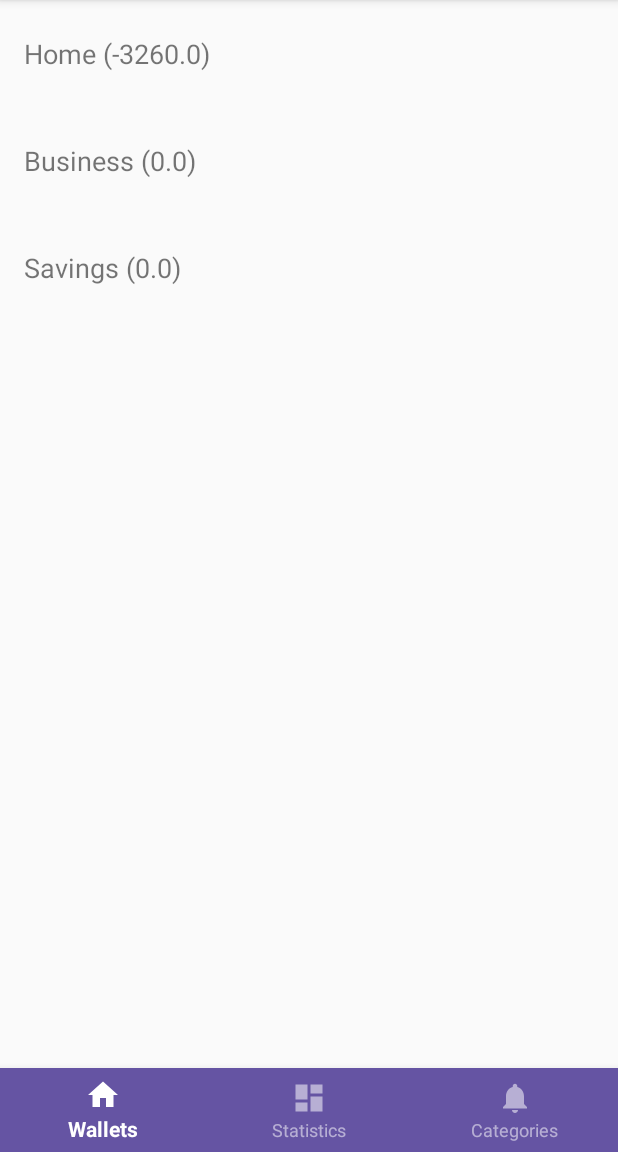
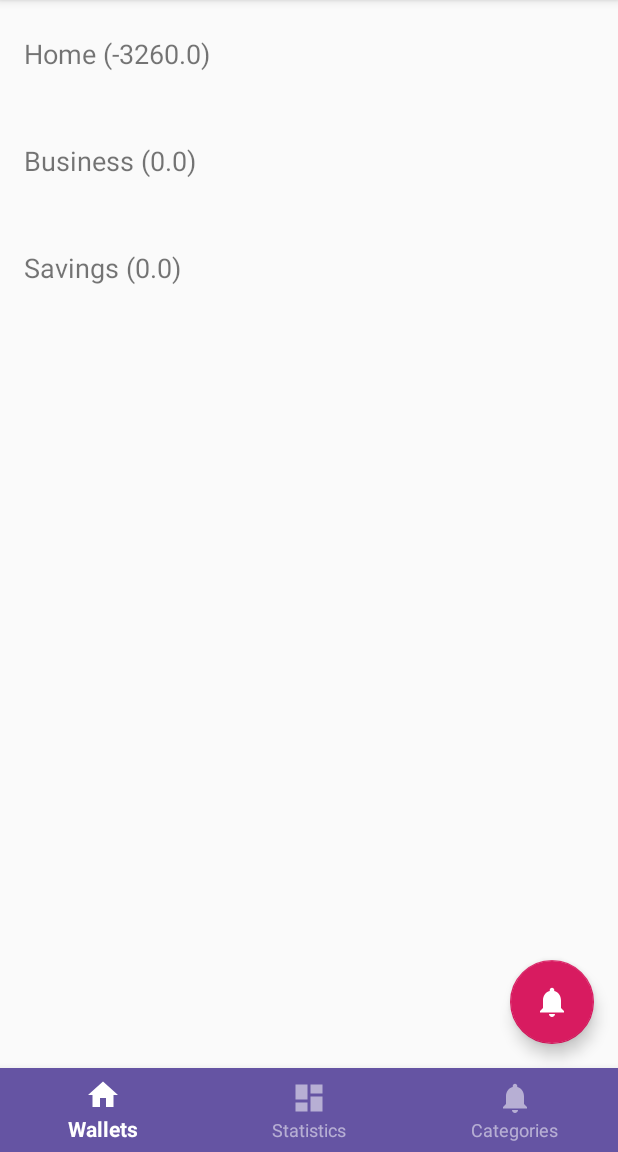
Before and after one commit to ksenia1997/ITU-v4, an Android app: the screen it shows after launch (MainActivity), on a phone screen of 412 x 824 dp, the part 84-1236 px from its top. Run offline under Robolectric (Android 15) with nearby library versions, the phone set to English and light mode, and no system bars.

Commit message:
add new wallet button & dialog

```diff
--- a/app/src/main/java/com/example/ksenia/ituproject/ui/fragments/WalletsFragment.java
+++ b/app/src/main/java/com/example/ksenia/ituproject/ui/fragments/WalletsFragment.java
@@ -2,42 +2,32 @@ package com.example.ksenia.ituproject.ui.fragments;
 
 
 import android.content.Context;
+import android.content.DialogInterface;
 import android.net.Uri;
 import android.os.Bundle;
 import android.support.annotation.NonNull;
 import android.support.v4.app.Fragment;
 import android.support.v7.widget.LinearLayoutManager;
+import android.support.v7.app.AlertDialog;
 import android.support.v7.widget.RecyclerView;
 import android.view.LayoutInflater;
 import android.view.View;
 import android.view.ViewGroup;
+import android.widget.EditText;
 
+import com.example.ksenia.ituproject.MyApp;
 import com.example.ksenia.ituproject.R;
+import com.example.ksenia.ituproject.model.Wallet;
 import com.example.ksenia.ituproject.ui.listadapters.WalletsAdapter;
 
 
-/**
- * A simple {@link Fragment} subclass.
- * Activities that contain this fragment must implement the
- * {@link WalletsFragment.OnFragmentInteractionListener} interface
- * to handle interaction events.
- * Use the {@link WalletsFragment#newInstance} factory method to
- * create an instance of this fragment.
- */
 public class WalletsFragment extends Fragment {
 
     private OnFragmentInteractionListener mListener;
+    private WalletsAdapter walletsAdapter;
 
-    public WalletsFragment() {
-        // Required empty public constructor
-    }
+    public WalletsFragment() {}
 
-    /**
-     * Use this factory method to create a new instance of
-     * this fragment using the provided parameters.
-     *
-     * @return A new instance of fragment WalletsFragment.
-     */
     public static WalletsFragment newInstance(String param1, String param2) {
         WalletsFragment fragment = new WalletsFragment();
         Bundle args = new Bundle();
@@ -45,23 +35,27 @@ public class WalletsFragment extends Fragment {
         return fragment;
     }
 
-    @Override
+    /*@Override
     public void onCreate(Bundle savedInstanceState) {
         super.onCreate(savedInstanceState);
         if (getArguments() != null) {
         }
-    }
+    }*/
 
     @Override
     public View onCreateView(@NonNull LayoutInflater inflater, ViewGroup container,
                              Bundle savedInstanceState) {
-        // Inflate the layout for this fragment
 
         View view = inflater.inflate(R.layout.fragment_wallets, container, false);
         RecyclerView listWalletsView = view.findViewById(R.id.list_wallets);
-        WalletsAdapter walletsAdapter = new WalletsAdapter();
+        walletsAdapter = new WalletsAdapter();
         listWalletsView.setAdapter(walletsAdapter);
         listWalletsView.setLayoutManager(new LinearLayoutManager(getContext()));
+
+        // add listener to `add button`
+        view.findViewById(R.id.AddWalletFloatingActionButton).setOnClickListener(
+                this.AddWalletFloatingActionButtonOnClickListener
+        );
 
         return view;
     }
@@ -104,4 +98,42 @@ public class WalletsFragment extends Fragment {
         // TODO: Update argument type and name
         void onFragmentInteraction();
     }
+
+    // show dialog
+    private View.OnClickListener AddWalletFloatingActionButtonOnClickListener = new View.OnClickListener() {
+        @Override
+        public void onClick(View v) {
+            AlertDialog.Builder builder = new AlertDialog.Builder(getContext());
+
+            builder.setTitle("Create New Wallet");
+
+            final EditText newWalletEditText = new EditText(getContext());
+            builder.setView(newWalletEditText);
+
+            builder.setPositiveButton("Create", new DialogInterface.OnClickListener() {
+                @Override
+                public void onClick(DialogInterface dialog, int which) {
+                    String value = newWalletEditText.getText().toString();
+                    if (value.isEmpty()) {
+                        value = "New Wallet";
+                    }
+
+                    // add new wallet to Status and notify adapter
+                    MyApp.status.getWallets().add(new Wallet(value));
+                    walletsAdapter.notifyDataSetChanged();
+
+                }
+            });
+
+            builder.setNegativeButton("Cancel", new DialogInterface.OnClickListener() {
+                @Override
+                public void onClick(DialogInterface dialog, int which) {
+                    dialog.dismiss();
+                }
+            });
+
+            builder.create().show();
+        }
+    };
+
 }
--- a/app/src/main/res/layout/fragment_wallets.xml
+++ b/app/src/main/res/layout/fragment_wallets.xml
@@ -3,6 +3,7 @@
     xmlns:tools="http://schemas.android.com/tools"
     android:layout_width="match_parent"
     android:layout_height="match_parent"
+    xmlns:app="http://schemas.android.com/apk/res-auto"
     tools:context=".ui.fragments.WalletsFragment">
 
     <android.support.v7.widget.RecyclerView
@@ -10,4 +11,13 @@
         android:layout_width="match_parent"
         android:layout_height="match_parent" />
 
+    <android.support.design.widget.FloatingActionButton
+        android:id="@+id/AddWalletFloatingActionButton"
+        android:layout_width="wrap_content"
+        android:layout_height="wrap_content"
+        android:layout_gravity="end|bottom"
+        app:srcCompat="@drawable/ic_notifications_black_24dp"
+        android:tint="@android:color/white"
+        android:layout_margin="16dp"/>
+
 </FrameLayout>
```
